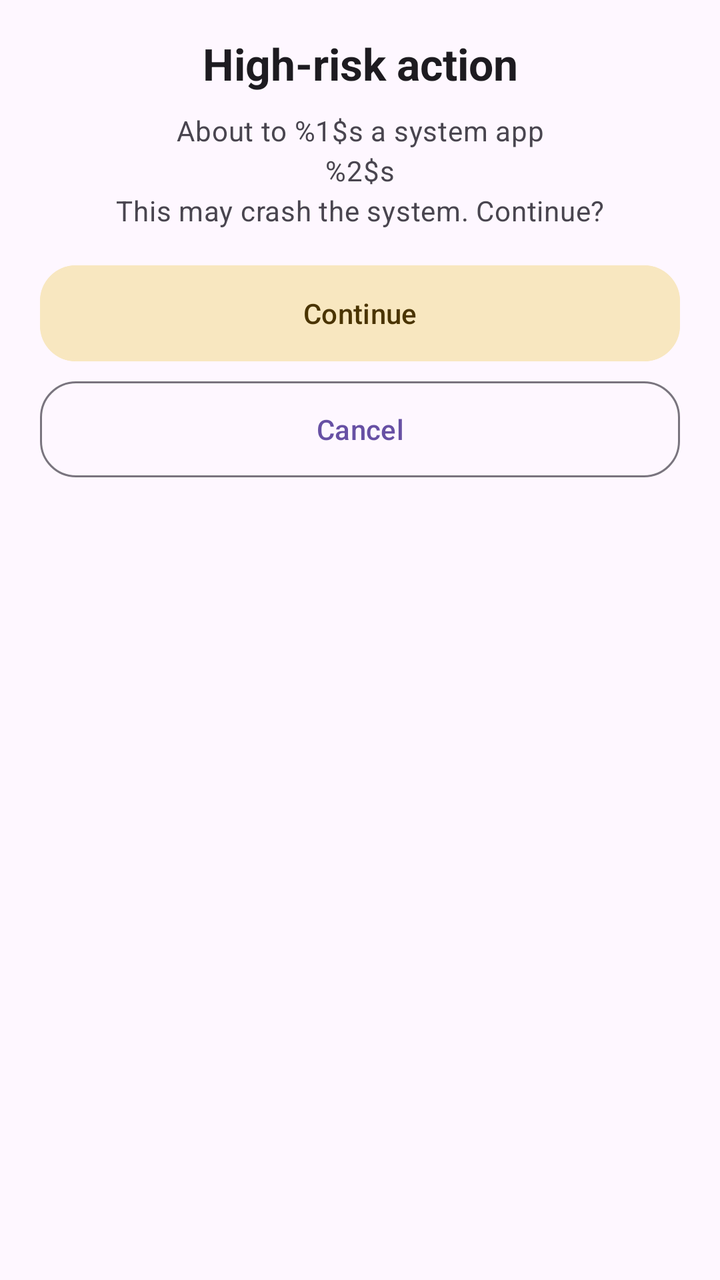
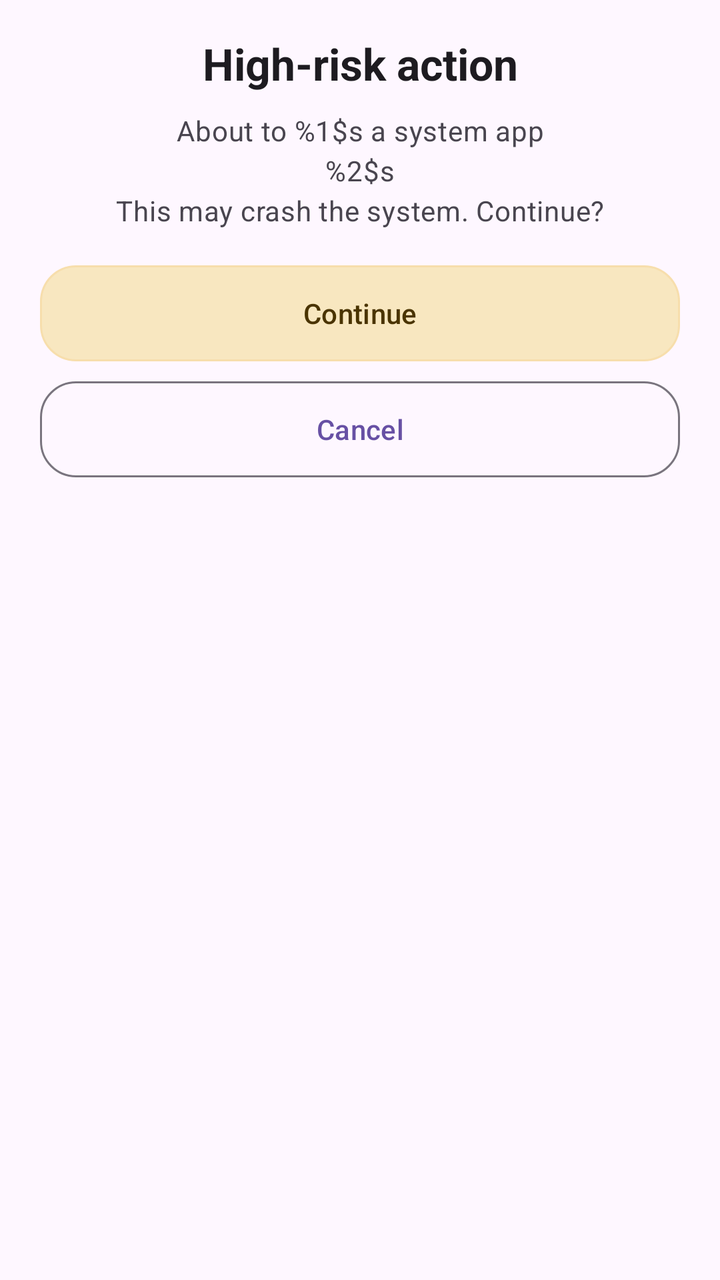

The first picture is an Android layout as it rendered before a commit; the second is the same layout after the commit. The layout source and the unified diff follow.
<!-- AndroidManifest.xml: application theme Theme.Dpis -->
<!-- res/layout/dialog_process_action_confirm.xml -->
<?xml version="1.0" encoding="utf-8"?>
<LinearLayout xmlns:android="http://schemas.android.com/apk/res/android"
    android:layout_width="match_parent"
    android:layout_height="wrap_content"
    android:orientation="vertical"
    android:paddingStart="20dp"
    android:paddingTop="20dp"
    android:paddingEnd="20dp"
    android:paddingBottom="16dp">

    <com.google.android.material.textview.MaterialTextView
        android:id="@+id/process_action_confirm_title"
        android:layout_width="match_parent"
        android:layout_height="wrap_content"
        android:gravity="center"
        android:includeFontPadding="false"
        android:text="@string/dialog_process_action_confirm_title"
        android:textAppearance="@style/TextAppearance.Material3.TitleLarge"
        android:textStyle="bold" />

    <com.google.android.material.textview.MaterialTextView
        android:id="@+id/process_action_confirm_message"
        android:layout_width="match_parent"
        android:layout_height="wrap_content"
        android:layout_marginTop="10dp"
        android:gravity="center"
        android:lineSpacingExtra="2dp"
        android:text="@string/dialog_process_action_confirm_message"
        android:textAppearance="@style/TextAppearance.Material3.BodyMedium"
        android:textColor="?attr/colorOnSurfaceVariant" />

    <com.google.android.material.button.MaterialButton
        android:id="@+id/process_action_confirm_proceed_button"
        style="@style/Widget.Dpis.DialogActionButton.Outlined.Warn"
        android:layout_width="match_parent"
        android:layout_height="wrap_content"
        android:layout_marginTop="18dp"
        android:text="@string/dialog_process_action_confirm_positive" />

    <com.google.android.material.button.MaterialButton
        android:id="@+id/process_action_confirm_cancel_button"
        style="@style/Widget.Dpis.DialogActionButton.Outlined"
        android:layout_width="match_parent"
        android:layout_height="wrap_content"
        android:layout_marginTop="10dp"
        android:text="@string/dialog_process_action_confirm_negative" />
</LinearLayout>
<!-- resources referenced by this layout -->
<resources>
  <string name="dialog_process_action_confirm_message">About to %1$s a system app\n%2$s\nThis may crash the system. Continue?</string>
  <string name="dialog_process_action_confirm_negative">Cancel</string>
  <string name="dialog_process_action_confirm_positive">Continue</string>
  <string name="dialog_process_action_confirm_title">High-risk action</string>
  <style name="Widget.Dpis.DialogActionButton.Outlined" parent="Widget.Material3.Button.OutlinedButton">
          <item name="android:insetTop">0dp</item>
          <item name="android:insetBottom">0dp</item>
          <item name="cornerRadius">18dp</item>
      </style>
  <style name="Widget.Dpis.DialogActionButton.Outlined.Warn" parent="Widget.Dpis.DialogActionButton.Outlined">
          <item name="backgroundTint">@color/dpis_warn_container</item>
          <item name="android:textColor">@color/dpis_on_warn_container</item>
          <item name="strokeColor">@color/dpis_warn_container</item>
      </style>
  <style name="Theme.Dpis" parent="Theme.Material3.DayNight.NoActionBar">
          <item name="android:statusBarColor">@android:color/transparent</item>
          <item name="android:navigationBarColor">@android:color/transparent</item>
          <item name="android:windowLightStatusBar">true</item>
      </style>
  <color name="dpis_warn_container">#F8E7C0</color>
  <color name="dpis_on_warn_container">#4A3400</color>
</resources>

<!-- the commit's change to res/layout/dialog_process_action_confirm.xml (unified diff, before → after) -->
@@ -31,7 +31,7 @@
 
     <com.google.android.material.button.MaterialButton
         android:id="@+id/process_action_confirm_proceed_button"
-        style="@style/Widget.Dpis.DialogActionButton.Outlined.Warn"
+        style="@style/Widget.Dpis.DialogActionButton.Outlined.WarnBg"
         android:layout_width="match_parent"
         android:layout_height="wrap_content"
         android:layout_marginTop="18dp"
<!-- resource entries referenced after the edit -->
@@ -9,10 +9,10 @@
           <item name="android:insetBottom">0dp</item>
           <item name="cornerRadius">18dp</item>
       </style>
-  <style name="Widget.Dpis.DialogActionButton.Outlined.Warn" parent="Widget.Dpis.DialogActionButton.Outlined">
+  <style name="Widget.Dpis.DialogActionButton.Outlined.WarnBg" parent="Widget.Dpis.DialogActionButton.Outlined">
+          <item name="strokeColor">#20F0A020</item>
           <item name="backgroundTint">@color/dpis_warn_container</item>
           <item name="android:textColor">@color/dpis_on_warn_container</item>
-          <item name="strokeColor">@color/dpis_warn_container</item>
       </style>
   <style name="Theme.Dpis" parent="Theme.Material3.DayNight.NoActionBar">
           <item name="android:statusBarColor">@android:color/transparent</item>
